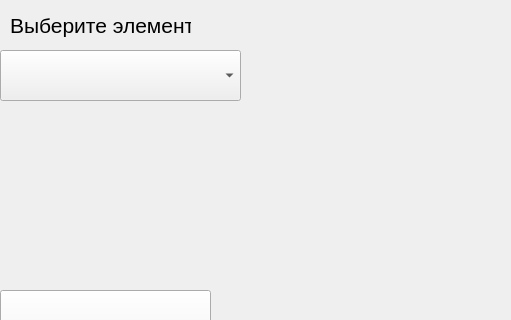
Qt form main.ui (lilimejb/laba) before a commit; both pictures show x 0 to 511 and y 0 to 320 of the 960 by 606 pixel window.
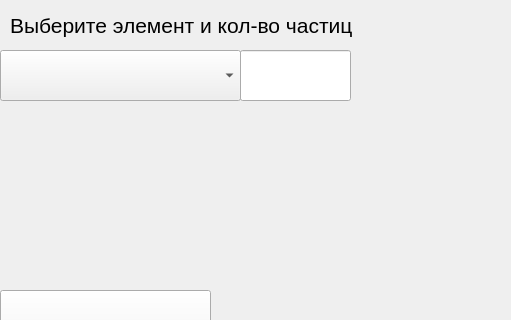
The same form after that commit.

```diff
--- a/main.ui
+++ b/main.ui
@@ -39,7 +39,7 @@
      <rect>
       <x>10</x>
       <y>10</y>
-      <width>181</width>
+      <width>351</width>
       <height>31</height>
      </rect>
     </property>
@@ -49,15 +49,15 @@
      </font>
     </property>
     <property name="text">
-     <string>Выберите элемент</string>
+     <string>Выберите элемент и кол-во частиц</string>
     </property>
    </widget>
    <widget class="QLabel" name="graph">
     <property name="geometry">
      <rect>
-      <x>350</x>
+      <x>360</x>
       <y>0</y>
-      <width>601</width>
+      <width>591</width>
       <height>521</height>
      </rect>
     </property>
@@ -132,6 +132,16 @@
      <string/>
     </property>
    </widget>
+   <widget class="QLineEdit" name="number">
+    <property name="geometry">
+     <rect>
+      <x>240</x>
+      <y>50</y>
+      <width>111</width>
+      <height>51</height>
+     </rect>
+    </property>
+   </widget>
   </widget>
  </widget>
  <resources/>
```
